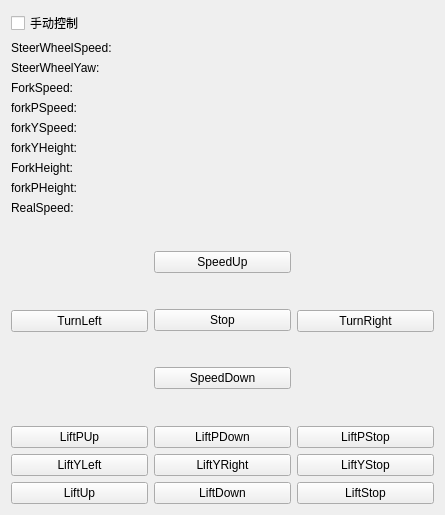
Above: base/keyboardform/keyboardform.ui from Y47777777/webots_sim_test before the change. Below: the same form after it.
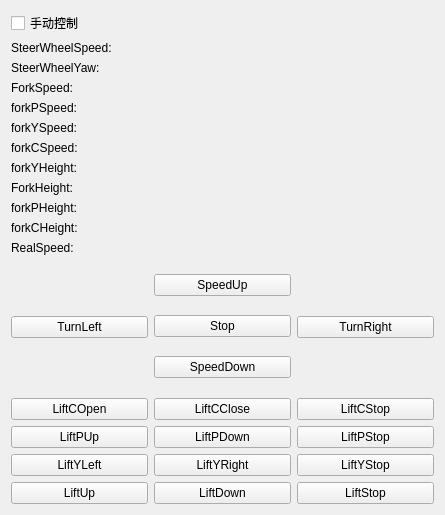
That is the form after the change.

The edit to the form file:
```diff
--- a/base/keyboardform/keyboardform.ui
+++ b/base/keyboardform/keyboardform.ui
@@ -62,6 +62,13 @@
            </property>
           </widget>
          </item>
+         <item>
+          <widget class="QLabel" name="label_forkCSpeed">
+           <property name="text">
+            <string>forkCSpeed:</string>
+           </property>
+          </widget>
+         </item>
          <item>
           <widget class="QLabel" name="label_forkYHeight">
            <property name="text">
@@ -83,6 +90,13 @@
            </property>
           </widget>
          </item>
+         <item>
+          <widget class="QLabel" name="label_forkCHeight">
+           <property name="text">
+            <string>forkCHeight:</string>
+           </property>
+          </widget>
+         </item>
          <item>
           <widget class="QLabel" name="label_realSpeed">
            <property name="text">
@@ -268,6 +282,31 @@
        </item>
       </layout>
      </item>
+     <item>
+      <layout class="QHBoxLayout" name="horizontalLayout_4">
+       <item>
+        <widget class="QPushButton" name="pushButton_liftCOpen">
+         <property name="text">
+          <string>LiftCOpen</string>
+         </property>
+        </widget>
+       </item>
+       <item>
+        <widget class="QPushButton" name="pushButton_liftCClose">
+         <property name="text">
+          <string>LiftCClose</string>
+         </property>
+        </widget>
+       </item>
+       <item>
+        <widget class="QPushButton" name="pushButton_liftCStop">
+         <property name="text">
+          <string>LiftCStop</string>
+         </property>
+        </widget>
+       </item>
+      </layout>
+     </item>
      <item>
       <layout class="QHBoxLayout" name="horizontalLayout_7">
        <item>
```
Left out of the diff: 14 changed lines with no effect on the pictures.
